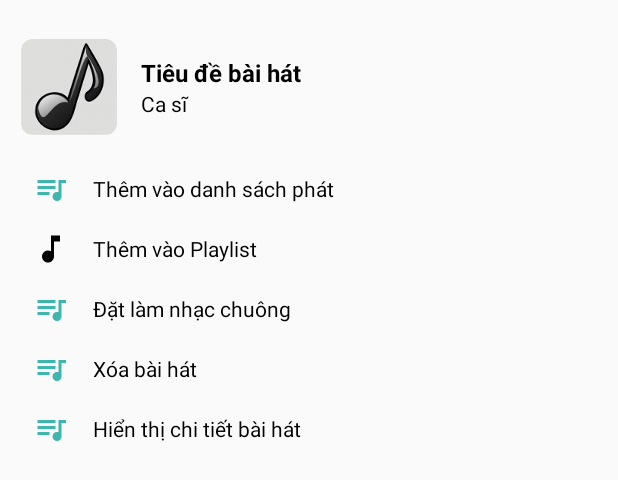
After one commit to caotrongtin99/Android-Group03, an Android app: the layout bottom_sheet_option_song.xml on its own in the app's theme, with its tools: preview values and no code run, on a phone screen of 412 x 824 dp. The commit adds this screen. Shown: the top 480 px of the screen. Run offline under Robolectric (Android 15) with nearby library versions, the phone set to English and light mode, and no system bars.

Commit message:
show detail song info and bottom dialog fragment but have not handled business yet

```diff
--- a/MusicApp/app/build.gradle
+++ b/MusicApp/app/build.gradle
@@ -33,6 +33,7 @@ dependencies {
     implementation 'com.android.support:design:28.0.0'
     implementation 'androidx.appcompat:appcompat:1.1.0'
     implementation 'androidx.constraintlayout:constraintlayout:1.1.3'
+    implementation 'androidx.cardview:cardview:1.0.0'
     testImplementation 'junit:junit:4.13'
     androidTestImplementation 'androidx.test.ext:junit:1.1.1'
     androidTestImplementation 'androidx.test.espresso:espresso-core:3.2.0'
--- /dev/null
+++ b/MusicApp/app/src/main/res/layout/bottom_sheet_option_song.xml
@@ -0,0 +1,194 @@
+<?xml version="1.0" encoding="utf-8"?>
+<LinearLayout xmlns:android="http://schemas.android.com/apk/res/android"
+    xmlns:app="http://schemas.android.com/apk/res-auto"
+    xmlns:tools="http://schemas.android.com/tools"
+    android:layout_width="match_parent"
+    android:layout_height="match_parent"
+    android:orientation="vertical"
+    android:padding="@dimen/text_size_normal">
+
+    <LinearLayout
+        android:layout_width="match_parent"
+        android:layout_height="wrap_content"
+        android:orientation="horizontal"
+        android:paddingTop="@dimen/margin_size_snormal"
+        android:paddingBottom="@dimen/margin_size_normal">
+
+        <androidx.cardview.widget.CardView
+            android:layout_width="@dimen/image_optiton_sheet"
+            android:layout_height="@dimen/image_optiton_sheet"
+            android:layout_marginTop="@dimen/margin_size_small"
+            android:layout_marginRight="@dimen/margin_size_snormal"
+            android:layout_marginBottom="@dimen/margin_size_small"
+            app:cardBackgroundColor="@color/colorBlackGlassLight"
+            app:cardCornerRadius="@dimen/border_radius_small"
+            app:cardElevation="0dp"
+            app:cardUseCompatPadding="false"
+            app:contentPadding="0dp">
+
+            <ImageView
+                android:id="@+id/imgSong"
+                android:layout_width="@dimen/image_optiton_sheet"
+                android:layout_height="@dimen/image_optiton_sheet"
+                android:adjustViewBounds="true"
+                android:scaleType="centerCrop"
+                tools:srcCompat="@mipmap/music" />
+
+        </androidx.cardview.widget.CardView>
+
+        <LinearLayout
+            android:layout_width="wrap_content"
+            android:layout_height="wrap_content"
+            android:layout_gravity="center_vertical"
+            android:gravity="center_vertical"
+            android:orientation="vertical"
+            android:paddingHorizontal="@dimen/margin_size_snormal">
+
+            <TextView
+                android:id="@+id/txtTitleSong"
+                android:layout_width="match_parent"
+                android:layout_height="wrap_content"
+                android:text="Tiêu đề bài hát"
+                android:textColor="@color/black"
+                android:textSize="@dimen/text_size_xnormal"
+                android:textStyle="bold" />
+
+            <TextView
+                android:id="@+id/txtArtist"
+                android:layout_width="match_parent"
+                android:layout_height="wrap_content"
+                android:text="Ca sĩ"
+                android:textColor="@color/black"
+                android:textSize="@dimen/text_size_normal" />
+        </LinearLayout>
+
+
+    </LinearLayout>
+
+    <TableLayout
+        android:layout_width="match_parent"
+        android:layout_height="wrap_content"
+
+        >
+
+        <TableRow
+            android:id="@+id/btnAddSongToQueue"
+            android:padding="@dimen/margin_size_snormal"
+            android:clickable="true"
+            android:foreground="?attr/selectableItemBackground"
+            >
+
+
+            <ImageView
+                android:layout_width="wrap_content"
+                android:layout_height="wrap_content"
+                android:layout_gravity="center|left"
+                android:layout_marginRight="@dimen/margin_size_snormal"
+                app:srcCompat="@drawable/ic_queue_music_black_24dp" />
+
+            <TextView
+                android:layout_width="wrap_content"
+                android:layout_height="wrap_content"
+                android:layout_gravity="center_vertical"
+                android:text="Thêm vào danh sách phát"
+                android:textColor="@color/black"
+                android:textSize="@dimen/text_size_normal" />
+
+        </TableRow>
+
+        <TableRow
+            android:id="@+id/btnAddSongToPlaylist"
+            android:padding="@dimen/margin_size_snormal"
+            android:clickable="true"
+            android:foreground="?attr/selectableItemBackground"
+            >
+
+            <ImageView
+                android:layout_width="wrap_content"
+                android:layout_height="wrap_content"
+                android:layout_gravity="center|left"
+                android:layout_marginRight="@dimen/margin_size_snormal"
+                app:srcCompat="@drawable/ic_music_note_black_24dp" />
+
+            <TextView
+                android:layout_width="wrap_content"
+                android:layout_height="wrap_content"
+                android:layout_gravity="center_vertical"
+                android:text="Thêm vào Playlist"
+                android:textColor="@color/black"
+                android:textSize="@dimen/text_size_normal" />
+
+        </TableRow>
+
+        <TableRow
+            android:id="@+id/btnMakeRingTone"
+            android:padding="@dimen/margin_size_snormal"
+            android:clickable="true"
+            android:foreground="?attr/selectableItemBackground"
+            >
+
+            <ImageView
+                android:layout_width="wrap_content"
+                android:layout_height="wrap_content"
+                android:layout_gravity="center|left"
+                android:layout_marginRight="@dimen/margin_size_snormal"
+                app:srcCompat="@drawable/ic_queue_music_black_24dp" />
+
+            <TextView
+                android:layout_width="wrap_content"
+                android:layout_height="wrap_content"
+                android:layout_gravity="center_vertical"
+                android:text="Đặt làm nhạc chuông"
+                android:textColor="@color/black"
+                android:textSize="@dimen/text_size_normal" />
+        </TableRow>
+
+        <TableRow
+            android:id="@+id/mTbrDeleteSong"
+            android:padding="@dimen/margin_size_snormal"
+            android:clickable="true"
+            android:foreground="?attr/selectableItemBackground"
+            >
+
+            <ImageView
+                android:layout_width="wrap_content"
+                android:layout_height="wrap_content"
+                android:layout_gravity="center|left"
+                android:layout_marginRight="@dimen/margin_size_snormal"
+                app:srcCompat="@drawable/ic_queue_music_black_24dp" />
+
+            <TextView
+                android:layout_width="wrap_content"
+                android:layout_height="wrap_content"
+                android:layout_gravity="center_vertical"
+                android:text="Xóa bài hát"
+                android:textColor="@color/black"
+                android:textSize="@dimen/text_size_normal" />
+        </TableRow>
+
+        <TableRow
+            android:id="@+id/mTbrShowSongDetail"
+            android:padding="@dimen/margin_size_snormal"
+            android:clickable="true"
+            android:foreground="?attr/selectableItemBackground"
+            >
+
+            <ImageView
+                android:layout_width="wrap_content"
+                android:layout_height="wrap_content"
+                android:layout_gravity="center|left"
+                android:layout_marginRight="@dimen/margin_size_snormal"
+                app:srcCompat="@drawable/ic_queue_music_black_24dp" />
+
+            <TextView
+                android:layout_width="wrap_content"
+                android:layout_height="wrap_content"
+                android:layout_gravity="center_vertical"
+                android:text="Hiển thị chi tiết bài hát"
+                android:textColor="@color/black"
+                android:textSize="@dimen/text_size_normal" />
+        </TableRow>
+
+
+    </TableLayout>
+</LinearLayout>
```
Also changed, not shown: MusicApp/app/src/main/java/com/example/musicapp/BottomSheetOptionSong.java (added, +85 -0 lines), MusicApp/app/src/main/java/com/example/musicapp/BottomSheetShowSongInfo.java (added, +70 -0 lines), MusicApp/app/src/main/java/com/example/musicapp/FavoriteFragment.java (+7 -2 lines), MusicApp/app/src/main/java/com/example/musicapp/listsong/FragmentListSong.java (+11 -4 lines), MusicApp/app/src/main/res/drawable/ic_baseline_alarm_24.xml (added, +10 -0 lines), MusicApp/app/src/main/res/drawable/ic_baseline_album_24.xml (added, +10 -0 lines), MusicApp/app/src/main/res/drawable/ic_baseline_folder_24.xml (added, +10 -0 lines), MusicApp/app/src/main/res/drawable/ic_baseline_mic_24.xml (added, +10 -0 lines), MusicApp/app/src/main/res/layout/bottom_sheet_option_detail_song.xml (added, +137 -0 lines).
